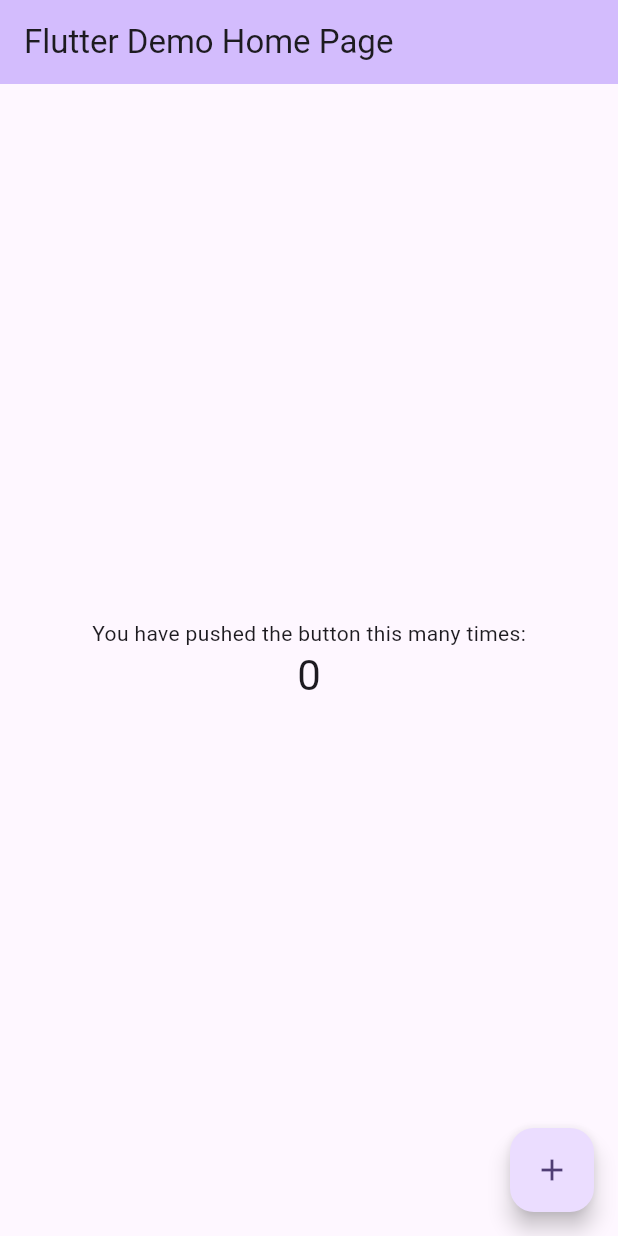
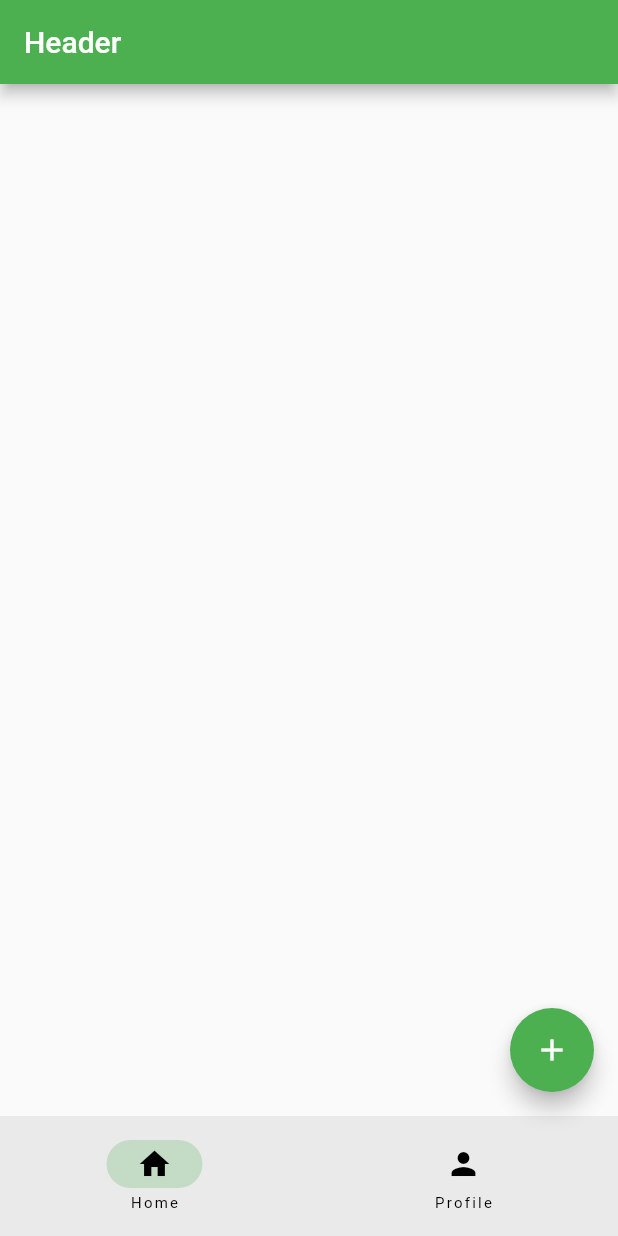
Before and after one commit to Wiiolis/flutter-project, a Flutter app: the screen it shows after launch, on a phone screen of 412 x 824 dp. Run offline on Flutter 3.47's test engine with Material 2 defaults, Android fonts, the phone set to English and light mode, and no system bars.

Commit message:
Simple app page with 2 menu buttons and header
Signed-off-by: Kristina <kristina.maximova@edu.edu.mt>

```diff
--- /dev/null
+++ b/lib/home_page.dart
@@ -0,0 +1,10 @@
+import 'package:flutter/material.dart';
+
+class HomePage extends StatelessWidget {
+  const HomePage({super.key});
+
+  @override
+  Widget build(BuildContext context) {
+    return Container();
+  }
+}
--- a/lib/main.dart
+++ b/lib/main.dart
@@ -7,119 +7,49 @@ void main() {
 class MyApp extends StatelessWidget {
   const MyApp({super.key});
 
-  // This widget is the root of your application.
   @override
   Widget build(BuildContext context) {
     return MaterialApp(
-      title: 'Flutter Demo',
-      theme: ThemeData(
-        // This is the theme of your application.
-        //
-        // TRY THIS: Try running your application with "flutter run". You'll see
-        // the application has a blue toolbar. Then, without quitting the app,
-        // try changing the seedColor in the colorScheme below to Colors.green
-        // and then invoke "hot reload" (save your changes or press the "hot
-        // reload" button in a Flutter-supported IDE, or press "r" if you used
-        // the command line to start the app).
-        //
-        // Notice that the counter didn't reset back to zero; the application
-        // state is not lost during the reload. To reset the state, use hot
-        // restart instead.
-        //
-        // This works for code too, not just values: Most code changes can be
-        // tested with just a hot reload.
-        colorScheme: ColorScheme.fromSeed(seedColor: Colors.deepPurple),
-        useMaterial3: true,
+      debugShowCheckedModeBanner: false,
+      theme: ThemeData(primarySwatch: Colors.green),
+      home: const RootPage(), //Scaffold
+    ); // MaterialApp
+  }
+}
+
+class RootPage extends StatefulWidget {
+  const RootPage({super.key});
+
+  @override
+  State<RootPage> createState() => _RootPageState();
+}
+
+class _RootPageState extends State<RootPage> {
+  int currentPage = 0;
+  @override
+  Widget build(BuildContext context) {
+    return Scaffold(
+      appBar: AppBar(
+        title: const Text('Header'),
       ),
-      home: const MyHomePage(title: 'Flutter Demo Home Page'),
+      floatingActionButton: FloatingActionButton(
+        onPressed: () {
+          debugPrint('Button clicked');
+        },
+        child: const Icon(Icons.add),
+      ),
+      bottomNavigationBar: NavigationBar(
+        destinations: const [
+          NavigationDestination(icon: Icon(Icons.home), label: 'Home'),
+          NavigationDestination(icon: Icon(Icons.person), label: 'Profile')
+        ],
+        onDestinationSelected: (int index) {
+          setState(() {
+            currentPage = index;
+          });
+        },
+        selectedIndex: currentPage,
+      ),
     );
   }
 }
-
-class MyHomePage extends StatefulWidget {
-  const MyHomePage({super.key, required this.title});
-
-  // This widget is the home page of your application. It is stateful, meaning
-  // that it has a State object (defined below) that contains fields that affect
-  // how it looks.
-
-  // This class is the configuration for the state. It holds the values (in this
-  // case the title) provided by the parent (in this case the App widget) and
-  // used by the build method of the State. Fields in a Widget subclass are
-  // always marked "final".
-
-  final String title;
-
-  @override
-  State<MyHomePage> createState() => _MyHomePageState();
-}
-
-class _MyHomePageState extends State<MyHomePage> {
-  int _counter = 0;
-
-  void _incrementCounter() {
-    setState(() {
-      // This call to setState tells the Flutter framework that something has
-      // changed in this State, which causes it to rerun the build method below
-      // so that the display can reflect the updated values. If we changed
-      // _counter without calling setState(), then the build method would not be
-      // called again, and so nothing would appear to happen.
-      _counter++;
-    });
-  }
-
-  @override
-  Widget build(BuildContext context) {
-    // This method is rerun every time setState is called, for instance as done
-    // by the _incrementCounter method above.
-    //
-    // The Flutter framework has been optimized to make rerunning build methods
-    // fast, so that you can just rebuild anything that needs updating rather
-    // than having to individually change instances of widgets.
-    return Scaffold(
-      appBar: AppBar(
-        // TRY THIS: Try changing the color here to a specific color (to
-        // Colors.amber, perhaps?) and trigger a hot reload to see the AppBar
-        // change color while the other colors stay the same.
-        backgroundColor: Theme.of(context).colorScheme.inversePrimary,
-        // Here we take the value from the MyHomePage object that was created by
-        // the App.build method, and use it to set our appbar title.
-        title: Text(widget.title),
-      ),
-      body: Center(
-        // Center is a layout widget. It takes a single child and positions it
-        // in the middle of the parent.
-        child: Column(
-          // Column is also a layout widget. It takes a list of children and
-          // arranges them vertically. By default, it sizes itself to fit its
-          // children horizontally, and tries to be as tall as its parent.
-          //
-          // Column has various properties to control how it sizes itself and
-          // how it positions its children. Here we use mainAxisAlignment to
-          // center the children vertically; the main axis here is the vertical
-          // axis because Columns are vertical (the cross axis would be
-          // horizontal).
-          //
-          // TRY THIS: Invoke "debug painting" (choose the "Toggle Debug Paint"
-          // action in the IDE, or press "p" in the console), to see the
-          // wireframe for each widget.
-          mainAxisAlignment: MainAxisAlignment.center,
-          children: <Widget>[
-            const Text(
-              'You have pushed the button this many times:',
-            ),
-            Text(
-              '$_counter',
-              style: Theme.of(context).textTheme.headlineMedium,
-            ),
-          ],
-        ),
-      ),
-      floatingActionButton: FloatingActionButton(
-        onPressed: _incrementCounter,
-        tooltip: 'Increment',
-        child: const Icon(Icons.add),
-      ), // This trailing comma makes auto-formatting nicer for build methods.
-    );
-  }
-}
```
